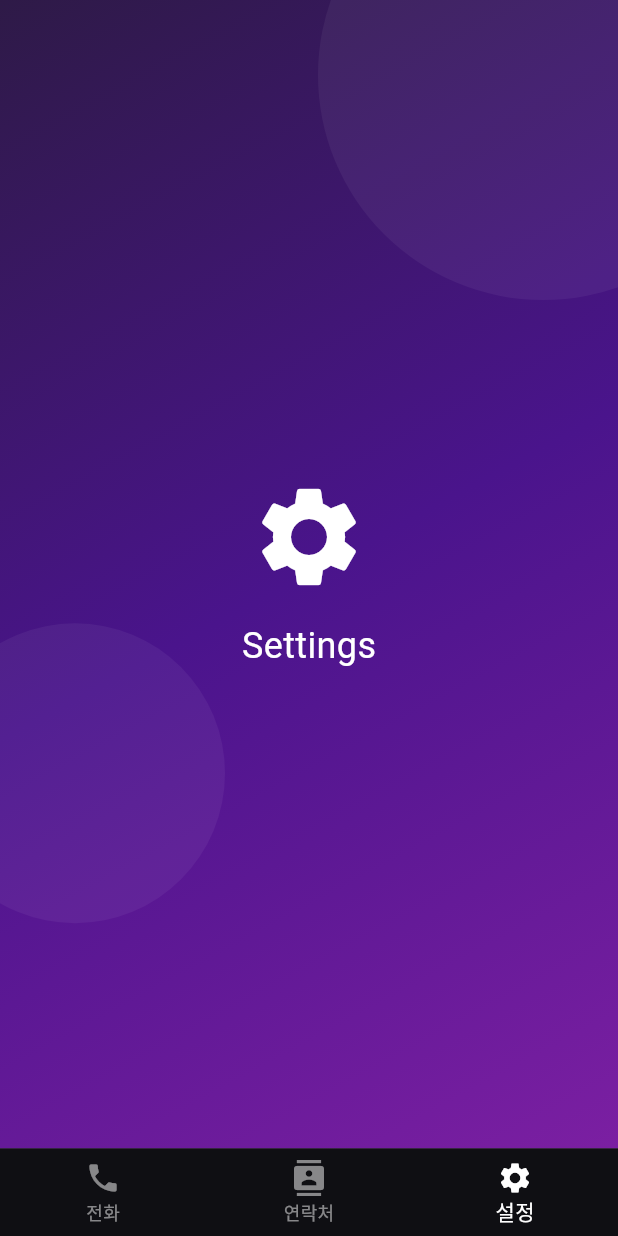
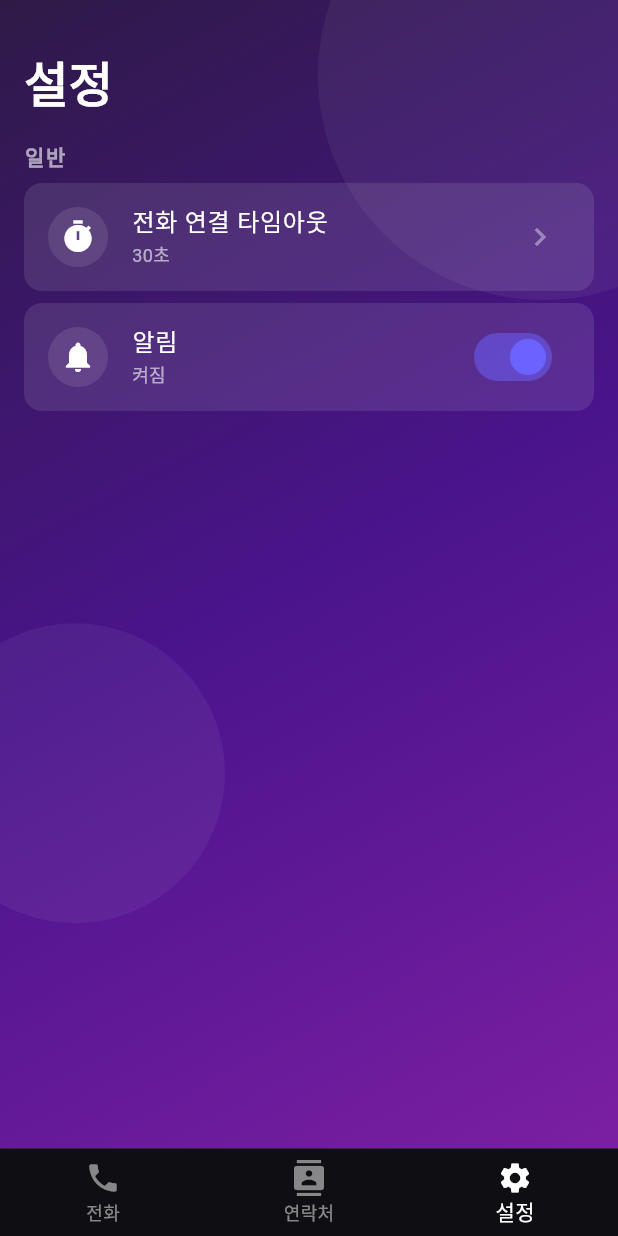
Before and after one commit to hyunil-cho/dot, a Flutter app: the MainScreen screen opened directly, item 3 of the bottom bar chosen, on a phone screen of 412 x 824 dp. Run offline on Flutter 3.47's test engine with Material 3 defaults, Android fonts, the phone set to English and light mode, and no system bars.

Commit message:
[Feat] 연락처 UI 추가

```diff
--- a/frontend/lib/main.dart
+++ b/frontend/lib/main.dart
@@ -1,6 +1,8 @@
 import 'package:flutter/material.dart';
 import 'package:provider/provider.dart';
 import 'package:dot_frontend/provider/auth_provider.dart';
+import 'package:dot_frontend/provider/settings_provider.dart';
+import 'package:dot_frontend/provider/contacts_provider.dart'; // ContactsProvider import
 
 import 'package:dot_frontend/config/url_strategy_noop.dart'
     if (dart.library.html) 'package:dot_frontend/config/url_strategy_web.dart';
@@ -17,6 +19,8 @@ void main() {
     MultiProvider(
       providers: [
         ChangeNotifierProvider(create: (_) => AuthProvider()),
+        ChangeNotifierProvider(create: (_) => SettingsProvider()),
+        ChangeNotifierProvider(create: (_) => ContactsProvider()), // ContactsProvider 추가
       ],
       child: const DotApp(),
     ),
--- /dev/null
+++ b/frontend/lib/provider/settings_provider.dart
@@ -0,0 +1,22 @@
+import 'package:flutter/material.dart';
+
+class SettingsProvider extends ChangeNotifier {
+  // 전화 연결 타임아웃 (기본값: 30초)
+  int _callTimeout = 30;
+
+  // 알림 설정 (기본값: 켜짐)
+  bool _notificationsEnabled = true;
+
+  int get callTimeout => _callTimeout;
+  bool get notificationsEnabled => _notificationsEnabled;
+
+  void setCallTimeout(int seconds) {
+    _callTimeout = seconds;
+    notifyListeners();
+  }
+
+  void toggleNotifications(bool value) {
+    _notificationsEnabled = value;
+    notifyListeners();
+  }
+}
--- a/frontend/lib/ui/home/main_screen.dart
+++ b/frontend/lib/ui/home/main_screen.dart
@@ -1,5 +1,7 @@
 import 'package:flutter/material.dart';
-import 'package:dot_frontend/ui/widgets/background_design.dart'; // 경로 수정
+import 'package:dot_frontend/ui/widgets/background_design.dart';
+import 'package:dot_frontend/ui/settings/settings_screen.dart';
+import 'package:dot_frontend/ui/contacts/contacts_screen.dart'; // ContactsScreen import
 
 class MainScreen extends StatefulWidget {
   const MainScreen({super.key});
@@ -11,7 +13,7 @@ class MainScreen extends StatefulWidget {
 class _MainScreenState extends State<MainScreen> {
   int _selectedIndex = 0; // 현재 선택된 탭의 인덱스
 
-  // 각 탭에 해당하는 페이지 (임시)
+  // 각 탭에 해당하는 페이지
   static const List<Widget> _widgetOptions = <Widget>[
     // 1. 전화 (Phone)
     Center(
@@ -25,27 +27,9 @@ class _MainScreenState extends State<MainScreen> {
       ),
     ),
     // 2. 연락처 (Contacts)
-    Center(
-      child: Column(
-        mainAxisAlignment: MainAxisAlignment.center,
-        children: [
-          Icon(Icons.contacts, size: 80, color: Colors.white),
-          SizedBox(height: 16),
-          Text('Contacts', style: TextStyle(color: Colors.white, fontSize: 24)),
-        ],
-      ),
-    ),
+    ContactsScreen(), // ContactsScreen 연결
     // 3. 설정 (Settings)
-    Center(
-      child: Column(
-        mainAxisAlignment: MainAxisAlignment.center,
-        children: [
-          Icon(Icons.settings, size: 80, color: Colors.white),
-          SizedBox(height: 16),
-          Text('Settings', style: TextStyle(color: Colors.white, fontSize: 24)),
-        ],
-      ),
-    ),
+    SettingsScreen(),
   ];
 
   void _onItemTapped(int index) {
--- /dev/null
+++ b/frontend/lib/ui/settings/settings_screen.dart
@@ -0,0 +1,198 @@
+import 'package:flutter/material.dart';
+import 'package:provider/provider.dart';
+import 'package:dot_frontend/provider/settings_provider.dart';
+
+class SettingsScreen extends StatelessWidget {
+  const SettingsScreen({super.key});
+
+  @override
+  Widget build(BuildContext context) {
+    return Scaffold(
+      backgroundColor: Colors.transparent, // 배경은 MainScreen에서 처리하므로 투명
+      body: Consumer<SettingsProvider>(
+        builder: (context, settings, child) {
+          return ListView(
+            padding: const EdgeInsets.all(16.0),
+            children: [
+              const Padding(
+                padding: EdgeInsets.symmetric(vertical: 16.0),
+                child: Text(
+                  '설정',
+                  style: TextStyle(
+                    fontSize: 32,
+                    fontWeight: FontWeight.bold,
+                    color: Colors.white,
+                  ),
+                ),
+              ),
+
+              // 섹션 1: 일반 설정
+              _buildSectionHeader('일반'),
+              _buildListTile(
+                icon: Icons.timer,
+                title: '전화 연결 타임아웃',
+                subtitle: '${settings.callTimeout}초',
+                onTap: () => _showTimeoutDialog(context, settings),
+              ),
+
+              // 알림 설정 (SwitchListTile 사용)
+              Container(
+                margin: const EdgeInsets.only(bottom: 8.0),
+                decoration: BoxDecoration(
+                  color: Colors.white.withOpacity(0.1),
+                  borderRadius: BorderRadius.circular(12),
+                ),
+                child: SwitchListTile(
+                  secondary: Container(
+                    padding: const EdgeInsets.all(8),
+                    decoration: BoxDecoration(
+                      color: Colors.white.withOpacity(0.1),
+                      shape: BoxShape.circle,
+                    ),
+                    child: const Icon(Icons.notifications, color: Colors.white),
+                  ),
+                  title: const Text(
+                    '알림',
+                    style: TextStyle(
+                      color: Colors.white,
+                      fontWeight: FontWeight.w500,
+                    ),
+                  ),
+                  subtitle: Text(
+                    settings.notificationsEnabled ? '켜짐' : '꺼짐',
+                    style: TextStyle(
+                      color: Colors.white.withOpacity(0.6),
+                      fontSize: 12,
+                    ),
+                  ),
+                  value: settings.notificationsEnabled,
+                  onChanged: (bool value) {
+                    settings.toggleNotifications(value);
+                  },
+                  activeColor: const Color(0xFF6C63FF),
+                ),
+              ),
+            ],
+          );
+        },
+      ),
+    );
+  }
+
+  Widget _buildSectionHeader(String title) {
+    return Padding(
+      padding: const EdgeInsets.only(bottom: 8.0),
+      child: Text(
+        title,
+        style: TextStyle(
+          fontSize: 14,
+          fontWeight: FontWeight.bold,
+          color: Colors.white.withOpacity(0.6),
+          letterSpacing: 1.2,
+        ),
+      ),
+    );
+  }
+
+  Widget _buildListTile({
+    required IconData icon,
+    required String title,
+    required String subtitle,
+    required VoidCallback onTap,
+    Color textColor = Colors.white,
+    Color iconColor = Colors.white,
+  }) {
+    return Container(
+      margin: const EdgeInsets.only(bottom: 8.0),
+      decoration: BoxDecoration(
+        color: Colors.white.withOpacity(0.1),
+        borderRadius: BorderRadius.circular(12),
+      ),
+      child: ListTile(
+        leading: Container(
+          padding: const EdgeInsets.all(8),
+          decoration: BoxDecoration(
+            color: Colors.white.withOpacity(0.1),
+            shape: BoxShape.circle,
+          ),
+          child: Icon(icon, color: iconColor),
+        ),
+        title: Text(
+          title,
+          style: TextStyle(
+            color: textColor,
+            fontWeight: FontWeight.w500,
+          ),
+        ),
+        subtitle: Text(
+          subtitle,
+          style: TextStyle(
+            color: textColor.withOpacity(0.6),
+            fontSize: 12,
+          ),
+        ),
+        trailing: Icon(Icons.chevron_right, color: textColor.withOpacity(0.4)),
+        onTap: onTap,
+      ),
+    );
+  }
+
+  void _showTimeoutDialog(BuildContext context, SettingsProvider settings) {
+    final TextEditingController controller = TextEditingController(
+      text: settings.callTimeout.toString(),
+    );
+
+    showDialog(
+      context: context,
+      builder: (context) {
+        return AlertDialog(
+          backgroundColor: const Color(0xFF2E1A47),
+          title: const Text('전화 연결 타임아웃 설정', style: TextStyle(color: Colors.white)),
+          content: Column(
+            mainAxisSize: MainAxisSize.min,
+            children: [
+              const Text(
+                '타임아웃 시간을 초 단위로 입력해주세요.',
+                style: TextStyle(color: Colors.white70, fontSize: 14),
+              ),
+              const SizedBox(height: 16),
+              TextField(
+                controller: controller,
+                keyboardType: TextInputType.number,
+                style: const TextStyle(color: Colors.white),
+                decoration: InputDecoration(
+                  suffixText: '초',
+                  suffixStyle: const TextStyle(color: Colors.white70),
+                  enabledBorder: OutlineInputBorder(
+                    borderSide: BorderSide(color: Colors.white.withOpacity(0.3)),
+                  ),
+                  focusedBorder: const OutlineInputBorder(
+                    borderSide: BorderSide(color: Color(0xFF6C63FF)),
+                  ),
+                ),
+              ),
+            ],
+          ),
+          actions: [
+            TextButton(
+              onPressed: () => Navigator.pop(context),
+              child: const Text('취소', style: TextStyle(color: Colors.white70)),
+            ),
+            TextButton(
+              onPressed: () {
+                final int? newValue = int.tryParse(controller.text);
+                if (newValue != null && newValue > 0) {
+                  settings.setCallTimeout(newValue);
+                  Navigator.pop(context);
+                } else {
+                  // 유효하지 않은 입력 처리
+                }
+              },
+              child: const Text('저장', style: TextStyle(color: Color(0xFF6C63FF))),
+            ),
+          ],
+        );
+      },
+    );
+  }
+}
```
Also changed, not shown: frontend/lib/model/contact.dart (added, +20 -0 lines), frontend/lib/provider/contacts_provider.dart (added, +38 -0 lines), frontend/lib/ui/contacts/contacts_screen.dart (added, +119 -0 lines), 1 other file.
